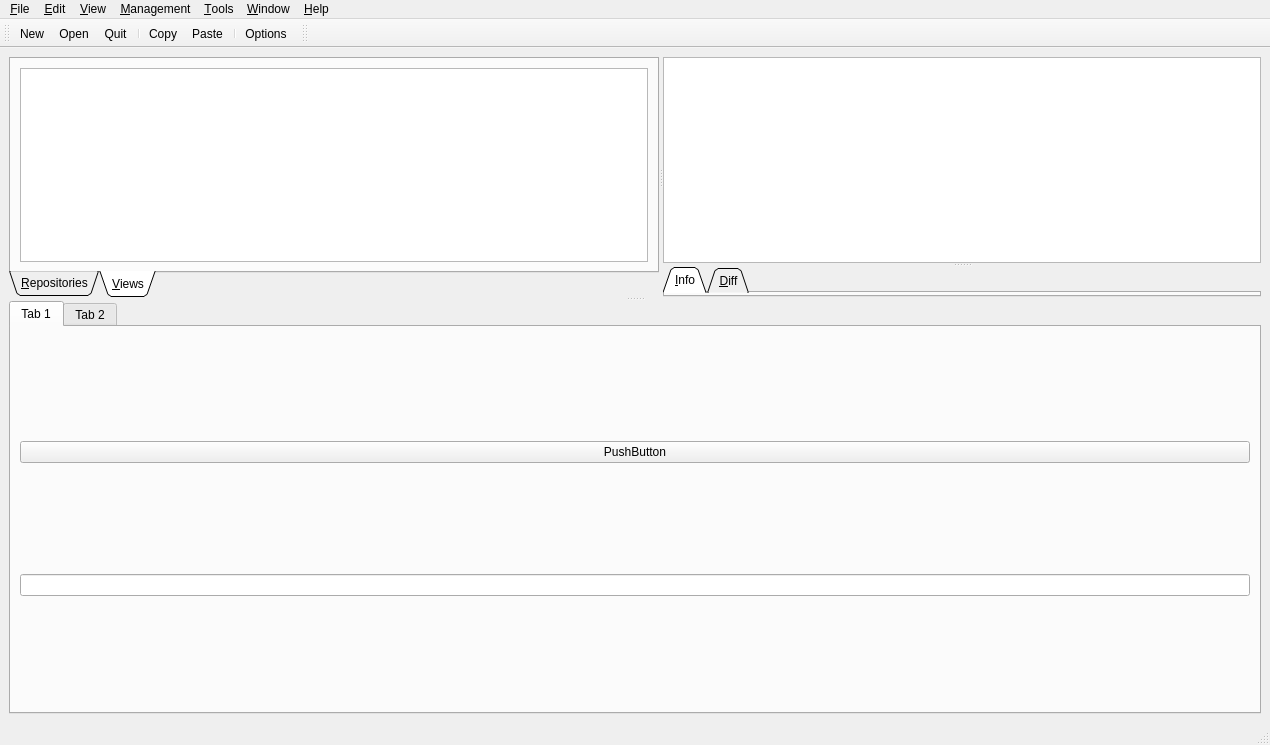
Qt form ui/mainwindow.ui (bainonline/teamgit) before a commit.
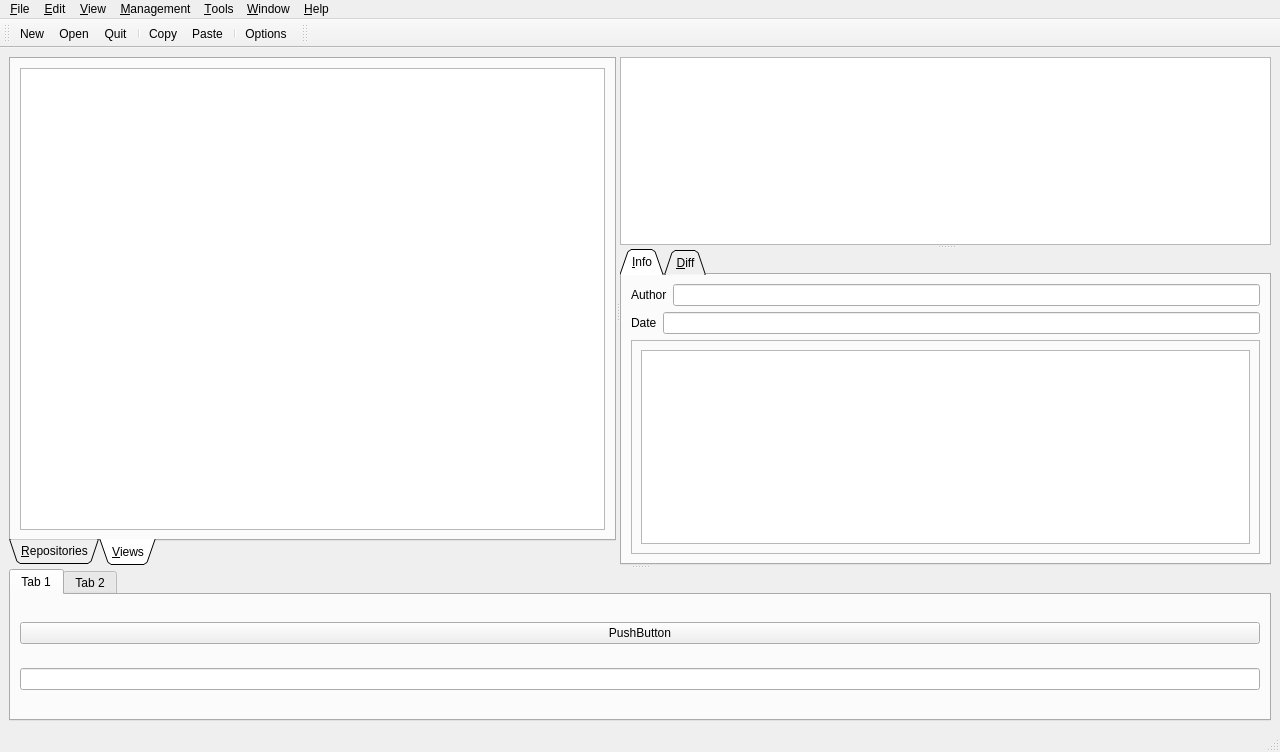
The same form after that commit. The open tabs and pages were chosen to show the change.

Commit message:
Added git clone and commit info
I am doing random commits now and is a bad practice....
i seriously need the git-commit and hunk select support in teamgit now.

The edit to the form file:
```diff
--- a/ui/mainwindow.ui
+++ b/ui/mainwindow.ui
@@ -5,8 +5,8 @@
    <rect>
     <x>0</x>
     <y>0</y>
-    <width>1270</width>
-    <height>745</height>
+    <width>1280</width>
+    <height>752</height>
    </rect>
   </property>
   <property name="windowTitle" >
@@ -16,7 +16,7 @@
    <enum>Qt::LeftToRight</enum>
   </property>
   <widget class="QWidget" name="centralwidget" >
-   <layout class="QVBoxLayout" >
+   <layout class="QHBoxLayout" >
     <item>
      <widget class="QSplitter" name="horizontalSplitter2_2" >
       <property name="orientation" >
@@ -89,7 +89,7 @@
           <property name="sizePolicy" >
            <sizepolicy vsizetype="Expanding" hsizetype="Minimum" >
             <horstretch>0</horstretch>
-            <verstretch>1</verstretch>
+            <verstretch>5</verstretch>
            </sizepolicy>
           </property>
           <property name="minimumSize" >
@@ -117,16 +117,59 @@
            <attribute name="title" >
             <string>&amp;Info</string>
            </attribute>
-           <widget class="QLineEdit" name="lineEdit" >
-            <property name="geometry" >
-             <rect>
-              <x>9</x>
-              <y>26</y>
-              <width>741</width>
-              <height>28</height>
-             </rect>
-            </property>
-           </widget>
+           <layout class="QHBoxLayout" >
+            <item>
+             <layout class="QVBoxLayout" >
+              <item>
+               <layout class="QVBoxLayout" >
+                <item>
+                 <layout class="QHBoxLayout" >
+                  <item>
+                   <widget class="QLabel" name="label" >
+                    <property name="text" >
+                     <string>Author</string>
+                    </property>
+                   </widget>
+                  </item>
+                  <item>
+                   <widget class="QLineEdit" name="commit_author" />
+                  </item>
+                 </layout>
+                </item>
+                <item>
+                 <layout class="QHBoxLayout" >
+                  <item>
+                   <widget class="QLabel" name="label_2" >
+                    <property name="text" >
+                     <string>Date</string>
+                    </property>
+                   </widget>
+                  </item>
+                  <item>
+                   <widget class="QLineEdit" name="commit_date" />
+                  </item>
+                 </layout>
+                </item>
+               </layout>
+              </item>
+              <item>
+               <widget class="QFrame" name="Log" >
+                <property name="frameShape" >
+                 <enum>QFrame::StyledPanel</enum>
+                </property>
+                <property name="frameShadow" >
+                 <enum>QFrame::Raised</enum>
+                </property>
+                <layout class="QHBoxLayout" >
+                 <item>
+                  <widget class="QTextEdit" name="commit_log" />
+                 </item>
+                </layout>
+               </widget>
+              </item>
+             </layout>
+            </item>
+           </layout>
           </widget>
           <widget class="QWidget" name="tab_4" >
            <attribute name="title" >
@@ -188,7 +231,7 @@
     <rect>
      <x>0</x>
      <y>0</y>
-     <width>1270</width>
+     <width>1280</width>
      <height>30</height>
     </rect>
    </property>
```
Left out of the diff: 7 changed lines with no effect on the pictures. The commit also changes 5 other files.
